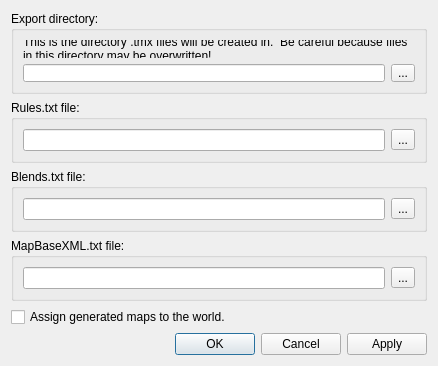
The window that src/editor/bmptotmxdialog.ui (timbaker/pzworlded) describes before a commit, drawn with Qt 5.
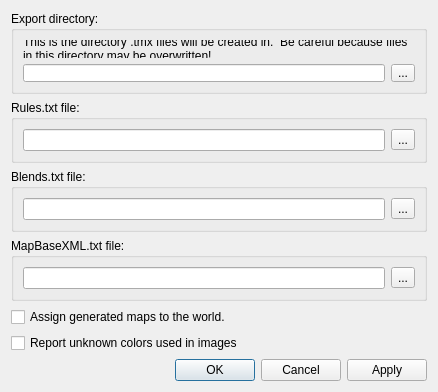
The same window after the commit.

Commit message:
BMPtoTMX warns about unknown colors used in images.
The warning can be disabled via a checkbox in the BMPtoTMX dialog.
Also fixed assignMapsToWorld not being saved in .pzw files.

```diff
--- a/src/editor/bmptotmxdialog.ui
+++ b/src/editor/bmptotmxdialog.ui
@@ -152,7 +152,7 @@
      </layout>
     </widget>
    </item>
-   <item row="5" column="0">
+   <item row="6" column="0">
     <spacer name="verticalSpacer">
      <property name="orientation">
       <enum>Qt::Vertical</enum>
@@ -165,7 +165,7 @@
      </property>
     </spacer>
    </item>
-   <item row="6" column="0">
+   <item row="7" column="0">
     <widget class="QDialogButtonBox" name="buttonBox">
      <property name="orientation">
       <enum>Qt::Horizontal</enum>
@@ -182,6 +182,13 @@
      </property>
     </widget>
    </item>
+   <item row="5" column="0">
+    <widget class="QCheckBox" name="warnUnknownColors">
+     <property name="text">
+      <string>Report unknown colors used in images</string>
+     </property>
+    </widget>
+   </item>
   </layout>
  </widget>
  <resources/>
```
The commit also changes 6 other files.
